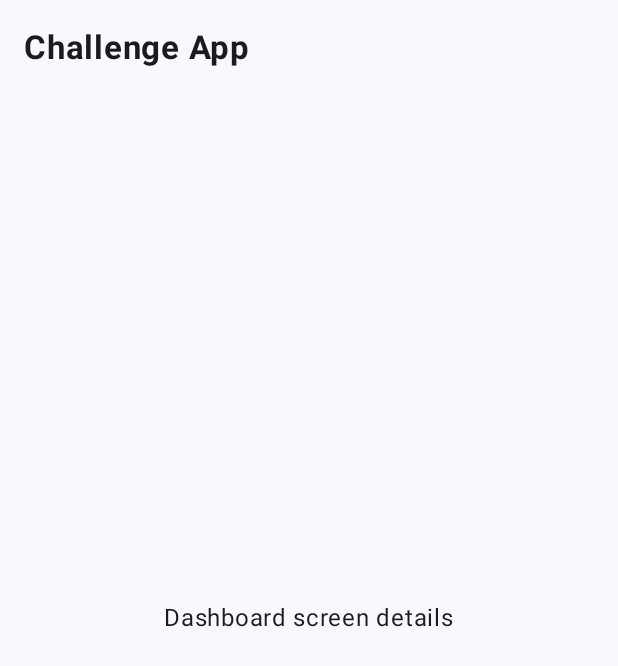
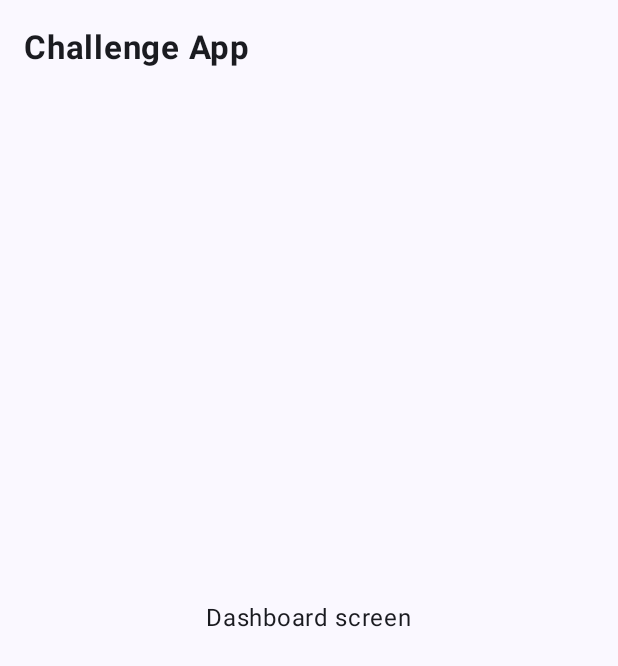
Before and after one commit to WaelAbuaishah/ChallengeApp, an Android app built with Jetpack Compose: the screen it shows after launch (MainActivity), on a phone screen of 412 x 824 dp. Shown: the top 666 px of the screen. Run offline under Robolectric (Android 15) with nearby library versions, the phone set to English and light mode, and no system bars.

Commit message:
Small update

```diff
--- a/feature/dashboard/src/main/java/com/positive/dashboard/navigation/DashboardScreen.kt
+++ b/feature/dashboard/src/main/java/com/positive/dashboard/navigation/DashboardScreen.kt
@@ -25,8 +25,8 @@ fun DashboardRoute() {
             Arrangement.Center,
             Alignment.CenterHorizontally
         ) {
-            Text(text = "Dashboard screen details", modifier = Modifier.clickable {
-
+            Text(text = "Dashboard screen", modifier = Modifier.clickable {
+                println("<top>.DashboardRoute")
             })
         }
     }
```
